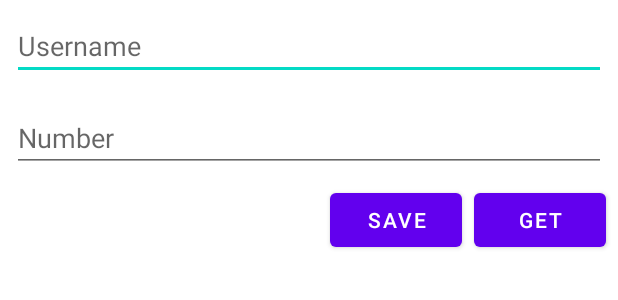
After one commit to abdultanveer/syncMvvm, an Android app: the layout activity_dagger.xml on its own in the app's theme, with its tools: preview values and no code run, on a phone screen of 412 x 824 dp. The commit adds this screen. Shown: the top 300 px of the screen. Run offline under Robolectric (Android 15) with nearby library versions, the phone set to English and light mode, and no system bars.

Commit message:
dependency injection- dagger2

```diff
--- a/app/build.gradle
+++ b/app/build.gradle
@@ -44,4 +44,10 @@ dependencies {
     androidTestImplementation 'androidx.test.espresso:espresso-core:3.4.0'
     annotationProcessor 'androidx.room:room-compiler:2.3.0'
 
+//dagger
+    implementation 'com.google.dagger:dagger-android:2.38.1'
+    implementation 'com.google.dagger:dagger-android-support:2.38.1' // if you use the support libraries
+    annotationProcessor 'com.google.dagger:dagger-android-processor:2.38.1'
+    annotationProcessor 'com.google.dagger:dagger-compiler:2.38.1'
+
 }
--- a/app/src/main/java/com/abdul/mvvmapp/fragments/HeadlinesFragment.java
+++ b/app/src/main/java/com/abdul/mvvmapp/fragments/HeadlinesFragment.java
@@ -21,6 +21,9 @@ public class HeadlinesFragment  extends Fragment implements AdapterView.OnItemCl
     interface HeadlineClickListener{ //switchboard
         void onHeadlineClick(String headline);
     }
+
+
+
 
     HeadlineClickListener headlineClickListener;
 
--- /dev/null
+++ b/app/src/main/res/layout/activity_dagger.xml
@@ -0,0 +1,47 @@
+<?xml version="1.0" encoding="utf-8"?>
+<RelativeLayout
+    xmlns:android="http://schemas.android.com/apk/res/android"
+    xmlns:app="http://schemas.android.com/apk/res-auto"
+    xmlns:tools="http://schemas.android.com/tools"
+
+    android:layout_width="match_parent"
+    android:layout_height="match_parent"
+    tools:context="com.abdul.mvvmapp.DiActivity">
+
+    <EditText
+        android:id="@+id/inUsername"
+        android:layout_width="match_parent"
+        android:layout_height="wrap_content"
+        android:layout_margin="8dp"
+        android:hint="Username" />
+
+    <EditText
+        android:id="@+id/inNumber"
+        android:layout_width="match_parent"
+        android:layout_height="wrap_content"
+        android:layout_below="@+id/inUsername"
+        android:layout_margin="8dp"
+        android:inputType="number"
+        android:hint="Number" />
+
+    <Button
+        android:id="@+id/btnSave"
+        android:layout_width="wrap_content"
+        android:layout_height="wrap_content"
+        android:text="SAVE"
+        android:layout_below="@+id/inNumber"
+        android:layout_toLeftOf="@+id/btnGet"
+        android:layout_toStartOf="@+id/btnGet"
+        android:layout_marginRight="8dp"
+        android:layout_marginEnd="8dp" />
+
+    <Button
+        android:id="@+id/btnGet"
+        android:layout_width="wrap_content"
+        android:layout_height="wrap_content"
+        android:text="GET"
+        android:layout_below="@+id/inNumber"
+        android:layout_alignRight="@+id/inNumber"
+        android:layout_alignEnd="@+id/inNumber" />
+
+</RelativeLayout>
--- a/app/src/main/res/layout/activity_frags.xml
+++ b/app/src/main/res/layout/activity_frags.xml
@@ -1,7 +1,10 @@
 <?xml version="1.0" encoding="utf-8"?>
-<androidx.appcompat.widget.LinearLayoutCompat xmlns:android="http://schemas.android.com/apk/res/android"
+<androidx.appcompat.widget.LinearLayoutCompat
+    xmlns:android="http://schemas.android.com/apk/res/android"
     xmlns:app="http://schemas.android.com/apk/res-auto"
     xmlns:tools="http://schemas.android.com/tools"
+    android:id="@+id/fragment_container"
+
     android:layout_width="match_parent"
     android:orientation="horizontal"
     android:layout_height="match_parent"
```
Also changed, not shown: app/src/main/AndroidManifest.xml (+5 -2 lines), app/src/main/java/com/abdul/mvvmapp/DiActivity.java (added, +67 -0 lines), app/src/main/java/com/abdul/mvvmapp/di/MyComponent.java (added, +13 -0 lines), app/src/main/java/com/abdul/mvvmapp/di/SharedPrefModule.java (added, +35 -0 lines).
